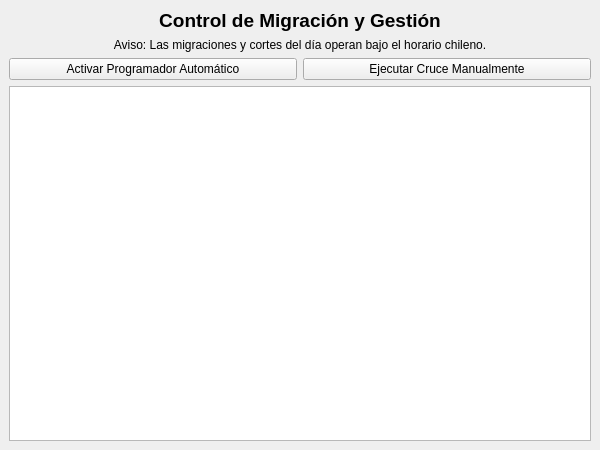
First picture: the form in interfaz.ui, repository Daniel-Diaz16/Automatizacion-Migracion, before the edit.
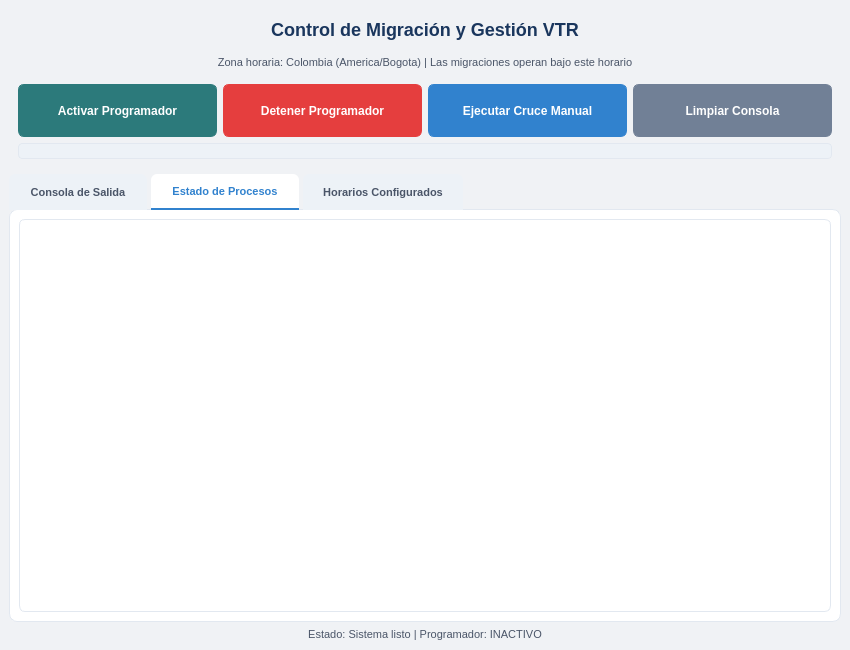
Second picture: the form after the edit. The open tabs and pages were chosen to show the change.

```diff
--- a/interfaz.ui
+++ b/interfaz.ui
@@ -6,25 +6,252 @@
    <rect>
     <x>0</x>
     <y>0</y>
-    <width>600</width>
-    <height>450</height>
+    <width>850</width>
+    <height>650</height>
    </rect>
   </property>
   <property name="windowTitle">
-   <string>Panel de Automatización de Migraciones</string>
+   <string>Sistema de Automatización de Migraciones VTR</string>
+  </property>
+  <property name="styleSheet">
+   <string notr="true">
+    /* Fondo principal - gris azulado suave */
+    QMainWindow {
+        background-color: #f0f2f5;
+    }
+    
+    /* Título principal */
+    QLabel#lbl_title {
+        color: #1a365d;
+        font-size: 18px;
+        font-weight: bold;
+        padding: 10px;
+        font-family: 'Segoe UI', Arial, sans-serif;
+    }
+    
+    /* Subtítulos y etiquetas */
+    QLabel#lbl_zona, QLabel#lbl_estado {
+        color: #4a5568;
+        font-size: 11px;
+        font-family: 'Segoe UI', Arial, sans-serif;
+    }
+    
+    /* Estilo base para botones */
+    QPushButton {
+        background-color: #ffffff;
+        border: 1px solid #cbd5e0;
+        border-radius: 6px;
+        color: #2d3748;
+        font-size: 12px;
+        font-weight: 500;
+        padding: 8px 15px;
+        min-height: 35px;
+        font-family: 'Segoe UI', Arial, sans-serif;
+    }
+    
+    QPushButton:hover {
+        background-color: #edf2f7;
+        border-color: #a0aec0;
+    }
+    
+    QPushButton:pressed {
+        background-color: #e2e8f0;
+    }
+    
+    /* Botón ACTIVAR PROGRAMADOR - Verde azulado */
+    QPushButton#btn_iniciar_reloj {
+        background-color: #2c7a7b;
+        border-color: #2c7a7b;
+        color: #ffffff;
+    }
+    
+    QPushButton#btn_iniciar_reloj:hover {
+        background-color: #285e61;
+        border-color: #285e61;
+    }
+    
+    /* Botón DETENER PROGRAMADOR - Rojo suave */
+    QPushButton#btn_detener_programador {
+        background-color: #e53e3e;
+        border-color: #e53e3e;
+        color: #ffffff;
+    }
+    
+    QPushButton#btn_detener_programador:hover {
+        background-color: #c53030;
+        border-color: #c53030;
+    }
+    
+    /* Botón EJECUTAR MANUAL - Azul corporativo */
+    QPushButton#btn_ejecutar_manual {
+        background-color: #3182ce;
+        border-color: #3182ce;
+        color: #ffffff;
+    }
+    
+    QPushButton#btn_ejecutar_manual:hover {
+        background-color: #2c5282;
+        border-color: #2c5282;
+    }
+    
+    /* Botón LIMPIAR CONSOLA - Gris */
+    QPushButton#btn_limpiar_consola {
+        background-color: #718096;
+        border-color: #718096;
+        color: #ffffff;
+    }
+    
+    QPushButton#btn_limpiar_consola:hover {
+        background-color: #4a5568;
+        border-color: #4a5568;
+    }
+    
+    /* Group boxes */
+    QGroupBox {
+        color: #2d3748;
+        font-weight: 600;
+        border: 1px solid #e2e8f0;
+        border-radius: 8px;
+        margin-top: 10px;
+        padding-top: 10px;
+        background-color: #ffffff;
+    }
+    
+    QGroupBox::title {
+        subcontrol-origin: margin;
+        left: 10px;
+        padding: 0 8px 0 8px;
+        color: #1a365d;
+    }
+    
+    /* Consola de texto */
+    QTextEdit {
+        background-color: #1a202c;
+        color: #a0f0e8;
+        border: 1px solid #2d3748;
+        border-radius: 6px;
+        font-family: 'Consolas', 'Monaco', monospace;
+        font-size: 10px;
+        selection-background-color: #3182ce;
+    }
+    
+    /* Tablas */
+    QTableWidget {
+        background-color: #ffffff;
+        color: #2d3748;
+        border: 1px solid #e2e8f0;
+        border-radius: 6px;
+        gridline-color: #edf2f7;
+        font-family: 'Segoe UI', Arial, sans-serif;
+        font-size: 11px;
+    }
+    
+    QTableWidget::item:selected {
+        background-color: #bee3f8;
+        color: #1a365d;
+    }
+    
+    QHeaderView::section {
+        background-color: #f7fafc;
+        color: #2d3748;
+        font-weight: 600;
+        padding: 8px;
+        border: none;
+        border-bottom: 2px solid #e2e8f0;
+        font-family: 'Segoe UI', Arial, sans-serif;
+        font-size: 11px;
+    }
+    
+    /* Barra de progreso */
+    QProgressBar {
+        border: 1px solid #e2e8f0;
+        border-radius: 4px;
+        text-align: center;
+        color: #2d3748;
+        background-color: #edf2f7;
+        height: 6px;
+    }
+    
+    QProgressBar::chunk {
+        background-color: #3182ce;
+        border-radius: 3px;
+    }
+    
+    /* Pestañas (Tabs) */
+    QTabWidget::pane {
+        border: 1px solid #e2e8f0;
+        border-radius: 8px;
+        background-color: #ffffff;
+        top: -1px;
+    }
+    
+    QTabBar::tab {
+        background-color: #edf2f7;
+        color: #4a5568;
+        padding: 10px 20px;
+        margin-right: 4px;
+        border-top-left-radius: 6px;
+        border-top-right-radius: 6px;
+        font-family: 'Segoe UI', Arial, sans-serif;
+        font-size: 11px;
+        font-weight: 500;
+    }
+    
+    QTabBar::tab:selected {
+        background-color: #ffffff;
+        color: #3182ce;
+        border-bottom: 2px solid #3182ce;
+    }
+    
+    QTabBar::tab:hover:!selected {
+        background-color: #e2e8f0;
+        color: #2d3748;
+    }
+    
+    /* Scrollbars */
+    QScrollBar:vertical {
+        background-color: #f7fafc;
+        width: 10px;
+        border-radius: 5px;
+    }
+    
+    QScrollBar::handle:vertical {
+        background-color: #cbd5e0;
+        border-radius: 5px;
+        min-height: 20px;
+    }
+    
+    QScrollBar::handle:vertical:hover {
+        background-color: #a0aec0;
+    }
+    
+    QScrollBar::add-line:vertical, QScrollBar::sub-line:vertical {
+        height: 0px;
+    }
+    
+    QScrollBar:horizontal {
+        background-color: #f7fafc;
+        height: 10px;
+        border-radius: 5px;
+    }
+    
+    QScrollBar::handle:horizontal {
+        background-color: #cbd5e0;
+        border-radius: 5px;
+        min-width: 20px;
+    }
+    
+    QScrollBar::handle:horizontal:hover {
+        background-color: #a0aec0;
+    }
+   </string>
   </property>
   <widget class="QWidget" name="centralwidget">
    <layout class="QVBoxLayout" name="verticalLayout">
     <item>
      <widget class="QLabel" name="lbl_title">
-      <property name="font">
-       <font>
-        <pointsize>14</pointsize>
-        <bold>true</bold>
-       </font>
-      </property>
       <property name="text">
-       <string>Control de Migración y Gestión</string>
+       <string>Control de Migración y Gestión VTR</string>
       </property>
       <property name="alignment">
        <set>Qt::AlignCenter</set>
@@ -34,7 +261,7 @@
     <item>
      <widget class="QLabel" name="lbl_zona">
       <property name="text">
-       <string>Aviso: Las migraciones y cortes del día operan bajo el horario chileno.</string>
+       <string>Zona horaria: Colombia (America/Bogota) | Las migraciones operan bajo este horario</string>
       </property>
       <property name="alignment">
        <set>Qt::AlignCenter</set>
@@ -42,27 +269,162 @@
      </widget>
     </item>
     <item>
-     <layout class="QHBoxLayout" name="horizontalLayout">
-      <item>
-       <widget class="QPushButton" name="btn_iniciar_reloj">
-        <property name="text">
-         <string>Activar Programador Automático</string>
-        </property>
-       </widget>
-      </item>
-      <item>
-       <widget class="QPushButton" name="btn_ejecutar_manual">
-        <property name="text">
-         <string>Ejecutar Cruce Manualmente</string>
-        </property>
-       </widget>
-      </item>
-     </layout>
+     <widget class="QFrame" name="frame_botones">
+      <property name="frameShape">
+       <enum>QFrame::NoFrame</enum>
+      </property>
+      <property name="frameShadow">
+       <enum>QFrame::Plain</enum>
+      </property>
+      <layout class="QGridLayout" name="gridLayout">
+       <item row="0" column="0">
+        <widget class="QPushButton" name="btn_iniciar_reloj">
+         <property name="minimumSize">
+          <size>
+           <width>150</width>
+           <height>40</height>
+          </size>
+         </property>
+         <property name="text">
+          <string>Activar Programador</string>
+         </property>
+         <property name="toolTip">
+          <string>Inicia el programador automático que ejecuta las tareas según horarios configurados (Lun-Sab 08:10 a 18:10)</string>
+         </property>
+        </widget>
+       </item>
+       <item row="0" column="1">
+        <widget class="QPushButton" name="btn_detener_programador">
+         <property name="minimumSize">
+          <size>
+           <width>150</width>
+           <height>40</height>
+          </size>
+         </property>
+         <property name="enabled">
+          <bool>false</bool>
+         </property>
+         <property name="text">
+          <string>Detener Programador</string>
+         </property>
+         <property name="toolTip">
+          <string>Detiene el programador automático. Las tareas ya no se ejecutarán automáticamente</string>
+         </property>
+        </widget>
+       </item>
+       <item row="0" column="2">
+        <widget class="QPushButton" name="btn_ejecutar_manual">
+         <property name="minimumSize">
+          <size>
+           <width>150</width>
+           <height>40</height>
+          </size>
+         </property>
+         <property name="text">
+          <string>Ejecutar Cruce Manual</string>
+         </property>
+         <property name="toolTip">
+          <string>Ejecuta manualmente el proceso de cruce de datos y engaged (útil para pruebas o ejecuciones fuera de horario)</string>
+         </property>
+        </widget>
+       </item>
+       <item row="0" column="3">
+        <widget class="QPushButton" name="btn_limpiar_consola">
+         <property name="minimumSize">
+          <size>
+           <width>130</width>
+           <height>40</height>
+          </size>
+         </property>
+         <property name="text">
+          <string>Limpiar Consola</string>
+         </property>
+         <property name="toolTip">
+          <string>Limpia todo el texto de la consola de salida</string>
+         </property>
+        </widget>
+       </item>
+       <item row="1" column="0" colspan="4">
+        <widget class="QProgressBar" name="progress_bar">
+         <property name="value">
+          <number>0</number>
+         </property>
+         <property name="textVisible">
+          <bool>false</bool>
+         </property>
+        </widget>
+       </item>
+      </layout>
+     </widget>
     </item>
     <item>
-     <widget class="QTextEdit" name="txt_consola">
-      <property name="readOnly">
-       <bool>true</bool>
+     <widget class="QTabWidget" name="tab_widget">
+      <property name="currentIndex">
+       <number>0</number>
+      </property>
+      <widget class="QWidget" name="tab_consola">
+       <attribute name="title">
+        <string>Consola de Salida</string>
+       </attribute>
+       <layout class="QVBoxLayout" name="verticalLayout_2">
+        <item>
+         <widget class="QTextEdit" name="txt_consola">
+          <property name="readOnly">
+           <bool>true</bool>
+          </property>
+         </widget>
+        </item>
+       </layout>
+      </widget>
+      <widget class="QWidget" name="tab_estado">
+       <attribute name="title">
+        <string>Estado de Procesos</string>
+       </attribute>
+       <layout class="QVBoxLayout" name="verticalLayout_3">
+        <item>
+         <widget class="QTableWidget" name="tabla_estado">
+          <property name="alternatingRowColors">
+           <bool>true</bool>
+          </property>
+          <property name="selectionBehavior">
+           <enum>QAbstractItemView::SelectRows</enum>
+          </property>
+          <attribute name="horizontalHeaderStretchLastSection">
+           <bool>true</bool>
+          </attribute>
+         </widget>
+        </item>
+       </layout>
+      </widget>
+      <widget class="QWidget" name="tab_horarios">
+       <attribute name="title">
+        <string>Horarios Configurados</string>
+       </attribute>
+       <layout class="QVBoxLayout" name="verticalLayout_4">
+        <item>
+         <widget class="QTableWidget" name="tabla_horarios">
+          <property name="alternatingRowColors">
+           <bool>true</bool>
+          </property>
+          <property name="selectionBehavior">
+           <enum>QAbstractItemView::SelectRows</enum>
+          </property>
+          <attribute name="horizontalHeaderStretchLastSection">
+           <bool>true</bool>
+          </attribute>
+         </widget>
+        </item>
+       </layout>
+      </widget>
+     </widget>
+    </item>
+    <item>
+     <widget class="QLabel" name="lbl_estado">
+      <property name="text">
+       <string>Estado: Sistema listo | Programador: INACTIVO</string>
+      </property>
+      <property name="alignment">
+       <set>Qt::AlignCenter</set>
       </property>
      </widget>
     </item>
```
